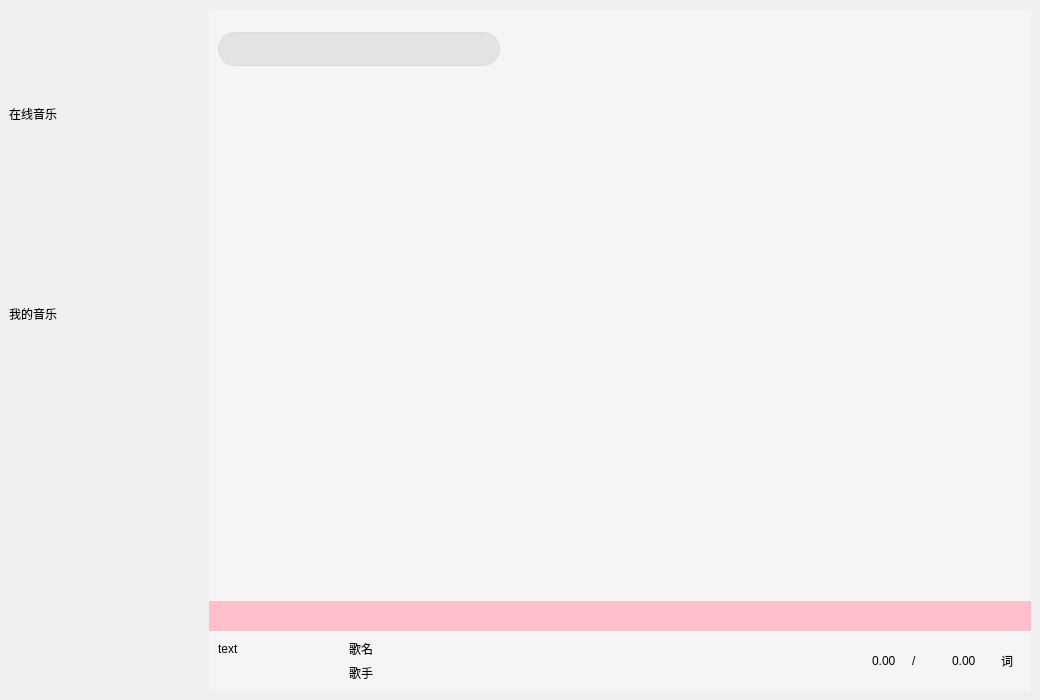
The window that QMusic/qmusic.ui (yrz-hahaha/qt-qqmusic-clone) describes before a commit, drawn with Qt 5.
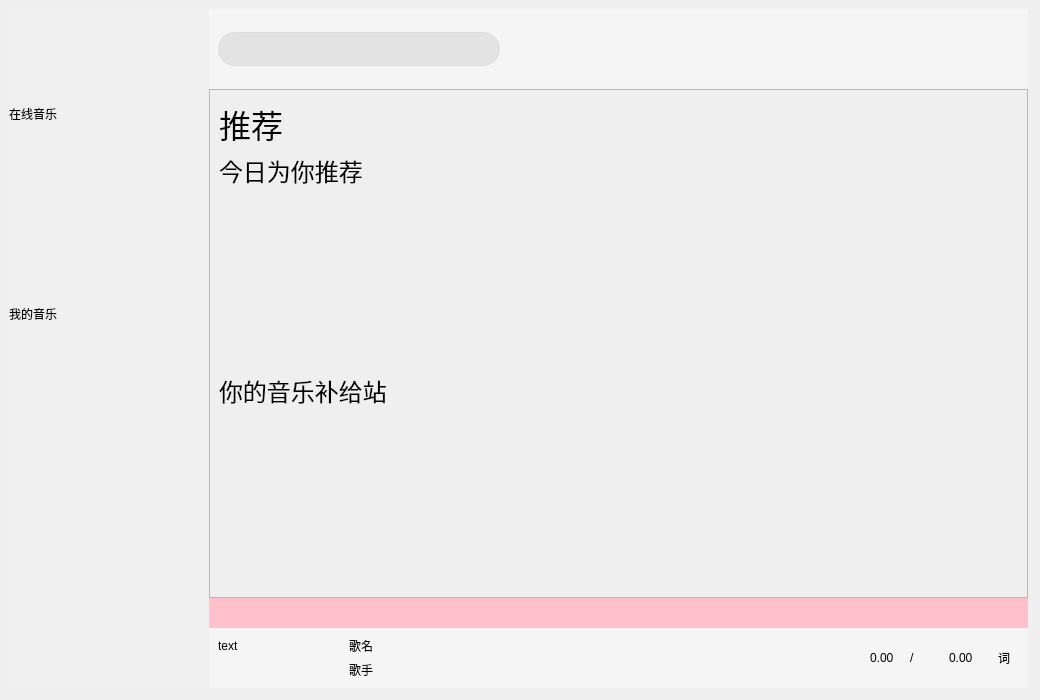
The same window after the commit. Icons and pictures are not drawn. Custom widgets are drawn as their Qt base class.

Commit message: 自定义控件2 --- 推荐页面

Diff of the .ui file:
```diff
--- a/QMusic/qmusic.ui
+++ b/QMusic/qmusic.ui
@@ -13,24 +13,15 @@
   <property name="windowTitle">
    <string>Widget</string>
   </property>
-  <layout class="QHBoxLayout" name="horizontalLayout_2">
-   <property name="spacing">
-    <number>9</number>
-   </property>
-   <property name="leftMargin">
-    <number>9</number>
-   </property>
-   <property name="topMargin">
-    <number>9</number>
-   </property>
-   <property name="rightMargin">
-    <number>9</number>
-   </property>
-   <property name="bottomMargin">
-    <number>9</number>
-   </property>
-   <item>
     <widget class="QWidget" name="background" native="true">
+   <property name="geometry">
+    <rect>
+     <x>9</x>
+     <y>9</y>
+     <width>1019</width>
+     <height>679</height>
+    </rect>
+   </property>
      <property name="styleSheet">
       <string notr="true"/>
      </property>
@@ -467,12 +458,12 @@
                   <item>
                    <widget class="BtForm" name="rec" native="true"/>
                   </item>
-                  <item>
-                   <widget class="BtForm" name="audio" native="true"/>
-                  </item>
                   <item>
                    <widget class="BtForm" name="music" native="true"/>
                   </item>
+                <item>
+                 <widget class="BtForm" name="audio" native="true"/>
+                </item>
                  </layout>
                 </widget>
                </item>
@@ -564,7 +555,151 @@
               <property name="currentIndex">
                <number>0</number>
               </property>
-              <widget class="QWidget" name="recPage"/>
+            <widget class="QWidget" name="recPage">
+             <property name="styleSheet">
+              <string notr="true"/>
+             </property>
+             <layout class="QVBoxLayout" name="verticalLayout_8">
+              <property name="spacing">
+               <number>0</number>
+              </property>
+              <property name="leftMargin">
+               <number>0</number>
+              </property>
+              <property name="topMargin">
+               <number>0</number>
+              </property>
+              <property name="rightMargin">
+               <number>0</number>
+              </property>
+              <property name="bottomMargin">
+               <number>0</number>
+              </property>
+              <item>
+               <widget class="QScrollArea" name="scrollArea">
+                <property name="styleSheet">
+                 <string notr="true">/* 1. 让滚动区域整体背景透明，并去掉那个黑色的边框 */
+QScrollArea {
+    background-color: transparent;
+    border: none;
+}
+
+/* 2. 让滚动区域内部的所有层级都变透明，从而露出最底下的背景色 */
+QScrollArea &gt; QWidget &gt; QWidget {
+    background: transparent;
+}
+
+QScrollBar:vertical {
+    border: none;
+    background: #f0f0f0;
+    width: 8px; /* 让滚动条变细，更现代 */
+    border-radius: 4px;
+}
+QScrollBar::handle:vertical {
+    background: #d0d0d0; /* 滚动滑块颜色 */
+    border-radius: 4px;
+}</string>
+                </property>
+                <property name="frameShape">
+                 <enum>QFrame::StyledPanel</enum>
+                </property>
+                <property name="widgetResizable">
+                 <bool>true</bool>
+                </property>
+                <widget class="QWidget" name="scrollAreaWidgetContents">
+                 <property name="geometry">
+                  <rect>
+                   <x>0</x>
+                   <y>0</y>
+                   <width>819</width>
+                   <height>509</height>
+                  </rect>
+                 </property>
+                 <layout class="QVBoxLayout" name="verticalLayout_7">
+                  <item>
+                   <widget class="QLabel" name="recText">
+                    <property name="minimumSize">
+                     <size>
+                      <width>0</width>
+                      <height>50</height>
+                     </size>
+                    </property>
+                    <property name="maximumSize">
+                     <size>
+                      <width>16777215</width>
+                      <height>50</height>
+                     </size>
+                    </property>
+                    <property name="font">
+                     <font>
+                      <pointsize>24</pointsize>
+                     </font>
+                    </property>
+                    <property name="text">
+                     <string>推荐</string>
+                    </property>
+                   </widget>
+                  </item>
+                  <item>
+                   <widget class="QLabel" name="recMusictext">
+                    <property name="minimumSize">
+                     <size>
+                      <width>0</width>
+                      <height>30</height>
+                     </size>
+                    </property>
+                    <property name="maximumSize">
+                     <size>
+                      <width>16777215</width>
+                      <height>30</height>
+                     </size>
+                    </property>
+                    <property name="font">
+                     <font>
+                      <pointsize>18</pointsize>
+                     </font>
+                    </property>
+                    <property name="text">
+                     <string>今日为你推荐</string>
+                    </property>
+                   </widget>
+                  </item>
+                  <item>
+                   <widget class="RecBox" name="recMusicBox" native="true"/>
+                  </item>
+                  <item>
+                   <widget class="QLabel" name="supplyMusicText">
+                    <property name="minimumSize">
+                     <size>
+                      <width>0</width>
+                      <height>30</height>
+                     </size>
+                    </property>
+                    <property name="maximumSize">
+                     <size>
+                      <width>16777215</width>
+                      <height>30</height>
+                     </size>
+                    </property>
+                    <property name="font">
+                     <font>
+                      <pointsize>18</pointsize>
+                     </font>
+                    </property>
+                    <property name="text">
+                     <string>你的音乐补给站</string>
+                    </property>
+                   </widget>
+                  </item>
+                  <item>
+                   <widget class="RecBox" name="supplyMusicBox" native="true"/>
+                  </item>
+                 </layout>
+                </widget>
+               </widget>
+              </item>
+             </layout>
+            </widget>
               <widget class="QWidget" name="musicPage"/>
               <widget class="QWidget" name="radioPage"/>
               <widget class="QWidget" name="likePage"/>
@@ -929,8 +1064,6 @@
       </item>
      </layout>
     </widget>
-   </item>
-  </layout>
  </widget>
  <customwidgets>
   <customwidget>
@@ -939,6 +1072,12 @@
    <header location="global">btform.h</header>
    <container>1</container>
   </customwidget>
+  <customwidget>
+   <class>RecBox</class>
+   <extends>QWidget</extends>
+   <header location="global">recbox.h</header>
+   <container>1</container>
+  </customwidget>
  </customwidgets>
  <resources/>
  <connections/>
```
Lines whose indentation alone changed are shown as unchanged. The commit also changes 23 other files.
